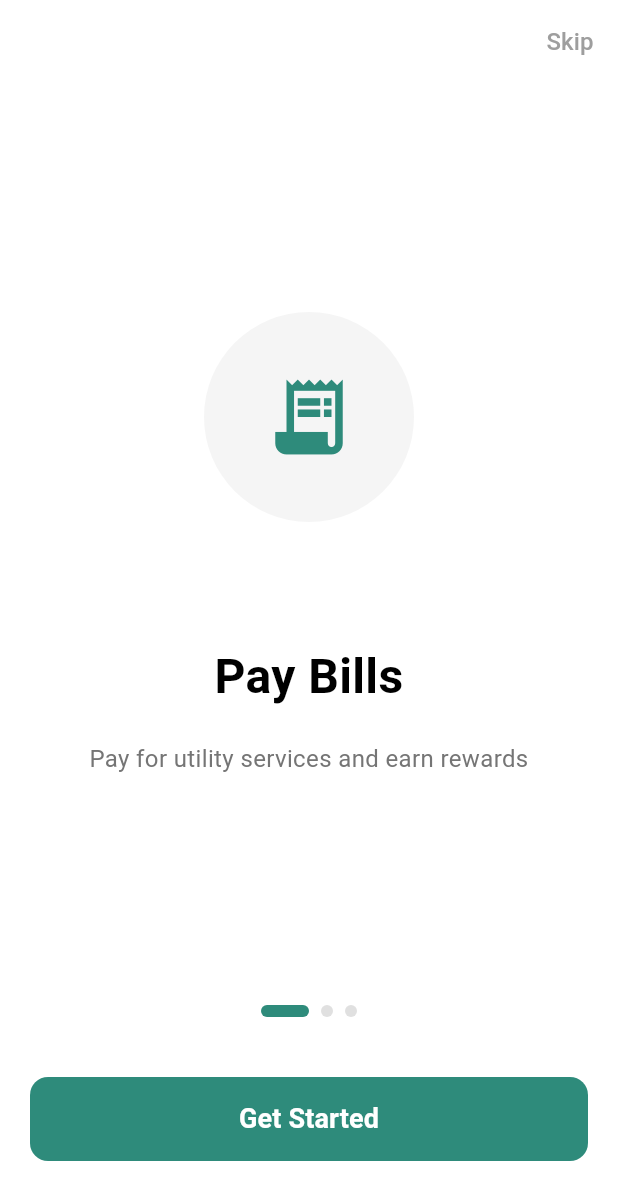
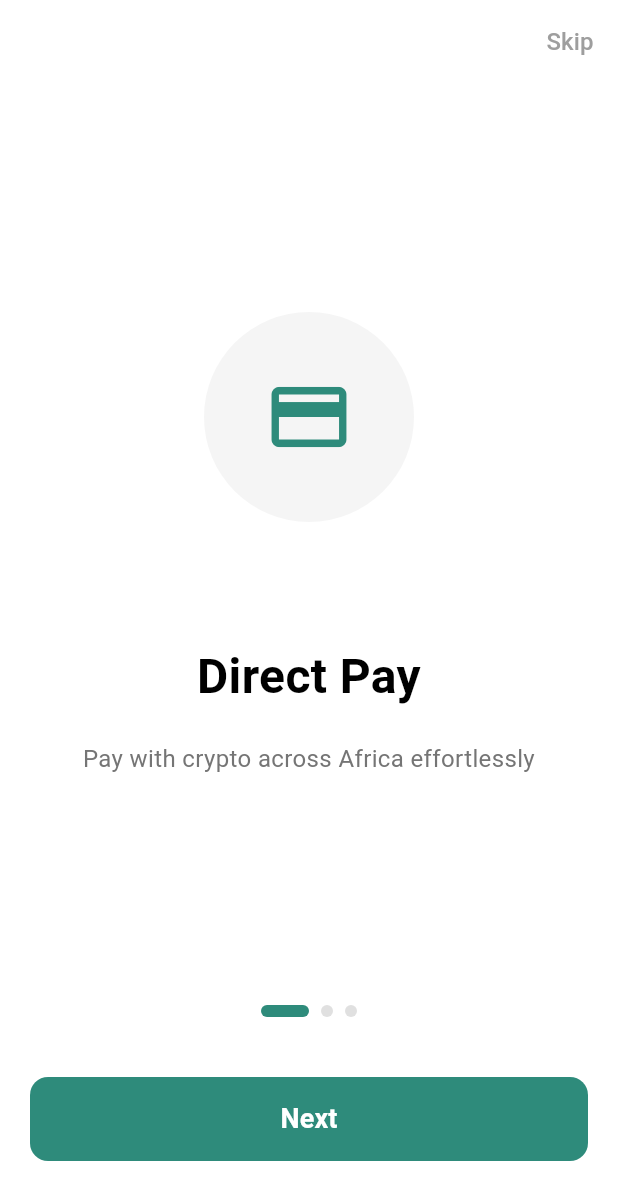
Before and after one commit to gurupetach/flutter-hiring-challenge, a Flutter app: the screen it shows after launch, on a phone screen of 412 x 824 dp. Shown: the top 1200 px of the screen. Run offline on Flutter 3.47's test engine with Material 3 defaults, Android fonts, the light colour scheme and no system bars.

Commit message:
fix: reorder onboarding screens to Direct Pay → Accept Payments → Pay Bills

```diff
--- a/pretium_flutter_app/lib/screens/onboarding_screen.dart
+++ b/pretium_flutter_app/lib/screens/onboarding_screen.dart
@@ -14,10 +14,10 @@ class _OnboardingScreenState extends State<OnboardingScreen> {
 
   final List<OnboardingPage> _pages = [
     OnboardingPage(
-      icon: Icons.receipt_long,
-      title: 'Pay Bills',
-      description: 'Pay for utility services and earn rewards',
-      buttonText: 'Get Started',
+      icon: Icons.credit_card,
+      title: 'Direct Pay',
+      description: 'Pay with crypto across Africa effortlessly',
+      buttonText: 'Next',
     ),
     OnboardingPage(
       icon: Icons.account_balance_wallet,
@@ -26,10 +26,10 @@ class _OnboardingScreenState extends State<OnboardingScreen> {
       buttonText: 'Next',
     ),
     OnboardingPage(
-      icon: Icons.credit_card,
-      title: 'Direct Pay',
-      description: 'Pay with crypto across Africa effortlessly',
-      buttonText: 'Next',
+      icon: Icons.receipt_long,
+      title: 'Pay Bills',
+      description: 'Pay for utility services and earn rewards',
+      buttonText: 'Get Started',
     ),
   ];
 
```
